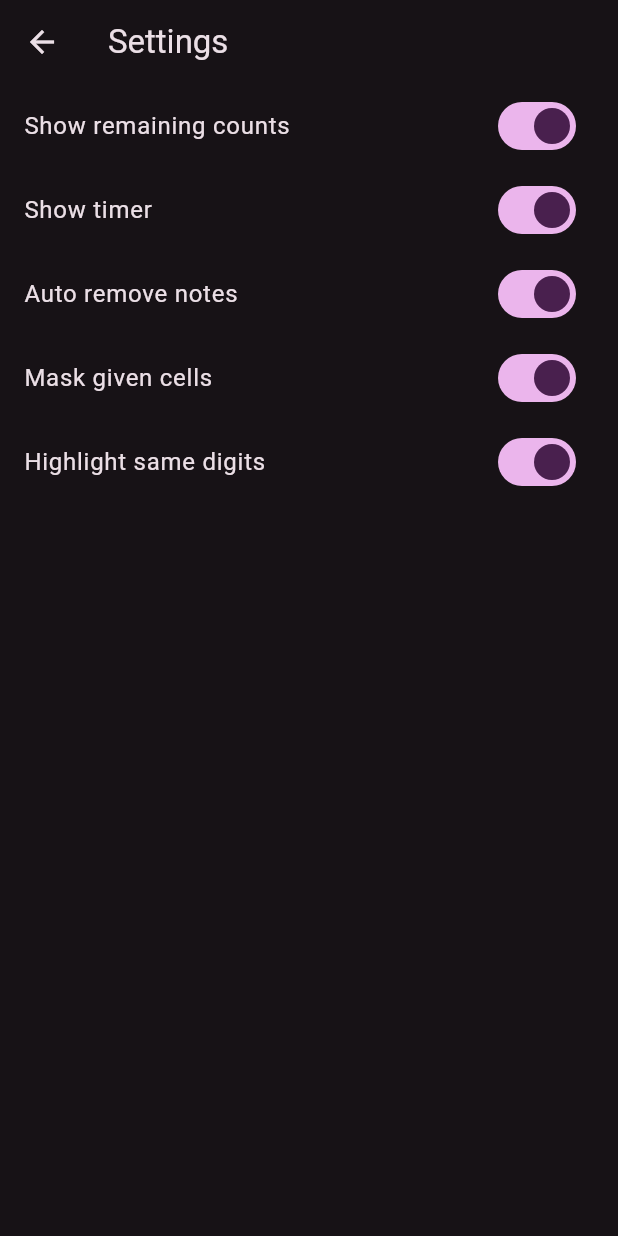
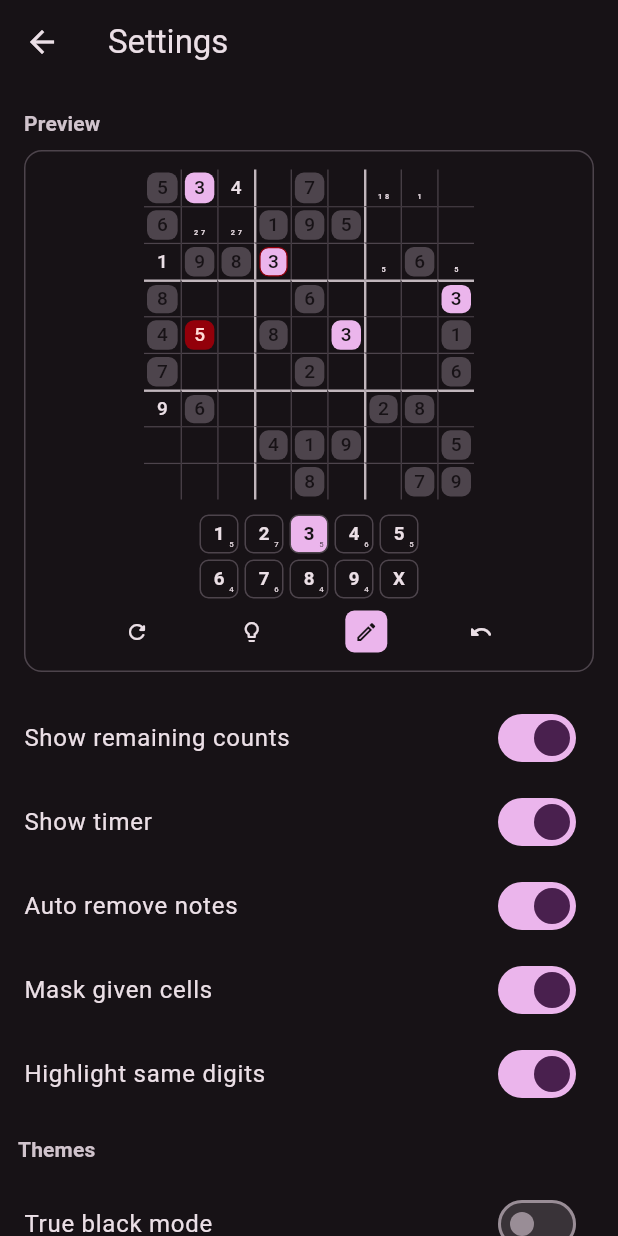
Before and after one commit to likhithpraveenk/sudoku, a Flutter app: the screen it shows after launch, after a tap on the "settings" icon, on a phone screen of 412 x 824 dp. Run offline on Flutter 3.47's test engine with Material 3 defaults, Android fonts, the phone set to English and light mode, and no system bars; our stand-ins replace flutter_riverpod, hive_ce, hive_ce_flutter; accounts and stored records are empty.

Commit message:
add theme settings and preview widget

```diff
--- a/lib/presentation/screens/settings_screen.dart
+++ b/lib/presentation/screens/settings_screen.dart
@@ -1,5 +1,6 @@
 import 'package:flutter/material.dart';
 import 'package:flutter_riverpod/flutter_riverpod.dart';
+import 'package:sudoku/presentation/widgets/game_preview.dart';
 import 'package:sudoku/providers/settings_provider.dart';
 
 class SettingsScreen extends ConsumerWidget {
@@ -7,49 +8,128 @@ class SettingsScreen extends ConsumerWidget {
 
   @override
   Widget build(BuildContext context, WidgetRef ref) {
+    final theme = Theme.of(context);
     final settings = ref.watch(settingsProvider);
     final notifier = ref.read(settingsProvider.notifier);
 
     return Scaffold(
       appBar: AppBar(title: const Text('Settings')),
-      body: ListView(
+      body: ConstrainedBox(
+        constraints: const BoxConstraints(maxWidth: 480),
+        child: SingleChildScrollView(
+          padding: const .only(bottom: 48),
+          child: Column(
+            crossAxisAlignment: .start,
             children: [
+              Padding(
+                padding: const .all(16),
+                child: Column(
+                  crossAxisAlignment: .start,
+                  children: [
+                    Text(
+                      'Preview',
+                      style: theme.textTheme.labelLarge?.copyWith(
+                        color: theme.colorScheme.onSurfaceVariant,
+                        fontWeight: .bold,
+                      ),
+                    ),
+                    const SizedBox(height: 8),
+                    Center(
+                      child: GamePreview(
+                        showRemainingCounts: settings.showRemainingCounts,
+                        maskGivenCells: settings.maskGivenCells,
+                        highlightSameDigits: settings.highlightSameDigits,
+                      ),
+                    ),
+                  ],
+                ),
+              ),
               SwitchListTile(
                 title: const Text('Show remaining counts'),
                 value: settings.showRemainingCounts,
                 onChanged: (v) async {
-              await notifier.update(showRemainingCounts: v);
+                  await notifier.update(
+                    (s) => s.copyWith(showRemainingCounts: v),
+                  );
                 },
               ),
               SwitchListTile(
                 title: const Text('Show timer'),
                 value: settings.showTimer,
                 onChanged: (v) async {
-              await notifier.update(showTimer: v);
+                  await notifier.update((s) => s.copyWith(showTimer: v));
                 },
               ),
               SwitchListTile(
                 title: const Text('Auto remove notes'),
                 value: settings.autoRemoveNotes,
                 onChanged: (v) async {
-              await notifier.update(autoRemoveNotes: v);
+                  await notifier.update((s) => s.copyWith(autoRemoveNotes: v));
                 },
               ),
               SwitchListTile(
                 title: const Text('Mask given cells'),
                 value: settings.maskGivenCells,
                 onChanged: (v) async {
-              await notifier.update(maskGivenCells: v);
+                  await notifier.update((s) => s.copyWith(maskGivenCells: v));
                 },
               ),
               SwitchListTile(
                 title: const Text('Highlight same digits'),
                 value: settings.highlightSameDigits,
                 onChanged: (v) async {
-              await notifier.update(highlightSameDigits: v);
+                  await notifier.update(
+                    (s) => s.copyWith(highlightSameDigits: v),
+                  );
                 },
               ),
+              Padding(
+                padding: const .all(12),
+                child: Text(
+                  'Themes',
+                  style: theme.textTheme.labelLarge?.copyWith(
+                    fontWeight: .bold,
+                    color: theme.colorScheme.onSurfaceVariant,
+                  ),
+                ),
+              ),
+              SwitchListTile(
+                title: const Text('True black mode'),
+                value: settings.trueBlackMode,
+                onChanged: (v) async {
+                  await notifier.update((s) => s.copyWith(trueBlackMode: v));
+                },
+              ),
+              Padding(
+                padding: const .symmetric(horizontal: 6),
+                child: SegmentedButton<DynamicSchemeVariant>(
+                  segments: const [
+                    ButtonSegment(
+                      value: .tonalSpot,
+                      label: Text('Default'),
+                      icon: Icon(Icons.palette_outlined),
+                    ),
+                    ButtonSegment(
+                      value: .fidelity,
+                      label: Text('True Color'),
+                      icon: Icon(Icons.lens_blur),
+                    ),
+                    ButtonSegment(
+                      value: .vibrant,
+                      label: Text('Vivid'),
+                      icon: Icon(Icons.auto_awesome),
+                    ),
                   ],
+                  selected: {settings.schemeVariant},
+                  onSelectionChanged: (sv) {
+                    notifier.update((s) => s.copyWith(schemeVariant: sv.first));
+                  },
+                ),
+              ),
+              // TODO: add custom theme
+            ],
+          ),
+        ),
       ),
     );
   }
--- a/lib/presentation/widgets/digit_pad.dart
+++ b/lib/presentation/widgets/digit_pad.dart
@@ -27,7 +27,7 @@ class DigitPad extends ConsumerWidget {
           final isActive = board.selectedDigit == digit;
           final count = digitCounts[digit] ?? 0;
 
-          return _DigitButton(
+          return DigitButton(
             digit: '$digit',
             active: isActive,
             count: count,
@@ -42,7 +42,7 @@ class DigitPad extends ConsumerWidget {
             },
           );
         })..add(
-          _DigitButton(
+          DigitButton(
             digit: 'X',
             active: false,
             count: 9,
@@ -67,19 +67,22 @@ class DigitPad extends ConsumerWidget {
   }
 }
 
-class _DigitButton extends StatelessWidget {
-  const _DigitButton({
+class DigitButton extends StatelessWidget {
+  const DigitButton({
     required this.digit,
     required this.active,
     required this.count,
     this.showCount = true,
     required this.onTap,
+    this.size = 48.0,
+    super.key,
   });
   final String digit;
   final bool active;
   final int count;
   final bool showCount;
   final VoidCallback onTap;
+  final double size;
 
   @override
   Widget build(BuildContext context) {
@@ -88,9 +91,12 @@ class _DigitButton extends StatelessWidget {
         ? (count < 9 ? '${9 - count}' : '+${count - 9}')
         : null;
 
+    final badgeFont = size * 0.2;
+    final badgeOffset = size * 0.08;
+
     return Container(
-      height: 48,
-      width: 48,
+      height: size,
+      width: size,
       decoration: BoxDecoration(
         color: active ? scheme.primary : Colors.transparent,
         borderRadius: .circular(6),
@@ -106,21 +112,22 @@ class _DigitButton extends StatelessWidget {
             Center(
               child: Text(
                 digit,
-                style: Theme.of(context).textTheme.headlineSmall?.copyWith(
-                  fontWeight: FontWeight.w600,
+                style: TextStyle(
+                  fontSize: size * 0.48,
+                  fontWeight: .w600,
                   color: active ? scheme.surface : scheme.onSurface,
                 ),
               ),
             ),
             if (remaining != null)
               Positioned(
-                bottom: 4,
-                right: 4,
+                bottom: badgeOffset,
+                right: badgeOffset,
                 child: Text(
                   remaining,
                   style: TextStyle(
-                    fontSize: 10,
-                    fontWeight: FontWeight.w400,
+                    fontSize: badgeFont,
+                    fontWeight: .w400,
                     color: active ? scheme.surface : scheme.onSurface,
                     height: 1,
                   ),
--- /dev/null
+++ b/lib/presentation/widgets/game_preview.dart
@@ -0,0 +1,207 @@
+import 'package:flutter/material.dart';
+import 'package:sudoku/domain/models/puzzle.dart';
+import 'package:sudoku/domain/models/sudoku_grid.dart';
+import 'package:sudoku/presentation/widgets/digit_pad.dart';
+import 'package:sudoku/presentation/widgets/sudoku_cell.dart';
+
+class GamePreview extends StatelessWidget {
+  const GamePreview({
+    required this.showRemainingCounts,
+    required this.maskGivenCells,
+    required this.highlightSameDigits,
+    super.key,
+  });
+
+  final bool showRemainingCounts;
+  final bool maskGivenCells;
+  final bool highlightSameDigits;
+
+  @override
+  Widget build(BuildContext context) {
+    const double gridSize = 220.0;
+    const double cellSize = gridSize / 9;
+
+    final values = List<int>.filled(81, 0);
+    final noteSets = List<Set<int>>.generate(81, (_) => <int>{});
+
+    final puzzle = Puzzle(
+      given: SudokuGrid.fromRows([
+        [5, 3, 0, 0, 7, 0, 0, 0, 0],
+        [6, 0, 0, 1, 9, 5, 0, 0, 0],
+        [0, 9, 8, 0, 0, 0, 0, 6, 0],
+        [8, 0, 0, 0, 6, 0, 0, 0, 3],
+        [4, 0, 0, 8, 0, 3, 0, 0, 1],
+        [7, 0, 0, 0, 2, 0, 0, 0, 6],
+        [0, 6, 0, 0, 0, 0, 2, 8, 0],
+        [0, 0, 0, 4, 1, 9, 0, 0, 5],
+        [0, 0, 0, 0, 8, 0, 0, 7, 9],
+      ]),
+      solution: SudokuGrid.fromRows([
+        [5, 3, 4, 6, 7, 8, 9, 1, 2],
+        [6, 7, 2, 1, 9, 5, 3, 4, 8],
+        [1, 9, 8, 3, 4, 2, 5, 6, 7],
+        [8, 5, 9, 7, 6, 1, 4, 2, 3],
+        [4, 2, 6, 8, 5, 3, 7, 9, 1],
+        [7, 1, 3, 9, 2, 4, 8, 5, 6],
+        [9, 6, 1, 5, 3, 7, 2, 8, 4],
+        [2, 8, 7, 4, 1, 9, 6, 3, 5],
+        [3, 4, 5, 2, 8, 6, 1, 7, 9],
+      ]),
+    );
+
+    for (int i = 0; i < 81; i++) {
+      values[i] = puzzle.given.valueAt(i);
+    }
+
+    values[2] = 4;
+    values[18] = 1;
+    values[21] = 3;
+    values[37] = 5;
+    values[54] = 9;
+
+    noteSets[6] = {1, 8};
+    noteSets[7] = {1};
+    noteSets[10] = {2, 7};
+    noteSets[11] = {2, 7};
+    noteSets[24] = {5};
+    noteSets[26] = {5};
+
+    const selectedIndex = 21;
+
+    const demoActiveDigit = 3;
+
+    final counts = <int, int>{};
+    for (final v in values) {
+      if (v != 0) counts[v] = (counts[v] ?? 0) + 1;
+    }
+
+    final shouldHighlightDigit = highlightSameDigits ? demoActiveDigit : null;
+
+    Widget buildCell(int index) {
+      final value = values[index];
+      final notes = noteSets[index];
+      final isGiven = puzzle.isGivenAt(index);
+      final isSelected = index == selectedIndex;
+
+      final isSame =
+          shouldHighlightDigit != null &&
+          value != 0 &&
+          value == shouldHighlightDigit;
+      final hasNote =
+          shouldHighlightDigit != null && notes.contains(shouldHighlightDigit);
+
+      final isError = index == 37;
+
+      return SudokuCell(
+        index: index,
+        size: cellSize,
+        value: value,
+        notes: notes,
+        isGiven: isGiven,
+        isSelected: isSelected,
+        isError: isError,
+        isSameDigit: isSame,
+        hasNoteOfSameDigit: hasNote,
+        maskGivenCells: maskGivenCells,
+      );
+    }
+
+    final grid = SizedBox(
+      width: gridSize,
+      height: gridSize,
+      child: GridView.builder(
+        physics: const NeverScrollableScrollPhysics(),
+        itemCount: 81,
+        gridDelegate: const SliverGridDelegateWithFixedCrossAxisCount(
+          crossAxisCount: 9,
+        ),
+        itemBuilder: (_, index) => buildCell(index),
+      ),
+    );
+
+    const double btnSize = 26.0;
+    final digitButtons = <Widget>[];
+    for (int i = 1; i <= 9; i++) {
+      final count = counts[i] ?? 0;
+      final isActive = i == demoActiveDigit;
+      digitButtons.add(
+        DigitButton(
+          digit: '$i',
+          active: isActive,
+          count: count,
+          showCount: showRemainingCounts,
+          onTap: () {},
+          size: btnSize,
+        ),
+      );
+    }
+    digitButtons.add(
+      DigitButton(
+        digit: 'X',
+        active: false,
+        count: 9,
+        showCount: false,
+        onTap: () {},
+        size: btnSize,
+      ),
+    );
+
+    final digitPad = Column(
+      mainAxisSize: .min,
+      children: [
+        Wrap(spacing: 4, children: digitButtons.sublist(0, 5)),
+        const SizedBox(height: 4),
+        Wrap(spacing: 4, children: digitButtons.sublist(5)),
+      ],
+    );
+
+    Widget actionBtn(IconData icon, {bool active = false}) {
+      final scheme = Theme.of(context).colorScheme;
+      return Container(
+        width: 28,
+        height: 28,
+        decoration: BoxDecoration(
+          color: active ? scheme.primary : Colors.transparent,
+          borderRadius: .circular(6),
+        ),
+        child: Icon(
+          icon,
+          color: active ? scheme.surface : scheme.onSurface,
+          size: 16,
+        ),
+      );
+    }
+
+    final actionRow = Row(
+      mainAxisAlignment: .spaceEvenly,
+      children: [
+        actionBtn(Icons.refresh_rounded),
+        actionBtn(Icons.lightbulb_outline_rounded),
+        actionBtn(Icons.edit_outlined, active: true),
+        actionBtn(Icons.undo_rounded),
+      ],
+    );
+
+    return Container(
+      padding: const .all(12),
+      decoration: BoxDecoration(
+        color: Theme.of(context).colorScheme.surface,
+        borderRadius: .circular(12),
+        border: .all(
+          color: Theme.of(context).colorScheme.outlineVariant,
+          width: 1,
+        ),
+      ),
+      child: Column(
+        mainAxisSize: .min,
+        children: [
+          grid,
+          const SizedBox(height: 10),
+          digitPad,
+          const SizedBox(height: 8),
+          actionRow,
+        ],
+      ),
+    );
+  }
+}
--- /dev/null
+++ b/lib/presentation/widgets/sudoku_cell.dart
@@ -0,0 +1,101 @@
+import 'package:flutter/material.dart';
+import 'package:sudoku/presentation/widgets/notes_grid.dart';
+
+class SudokuCell extends StatelessWidget {
+  const SudokuCell({
+    required this.index,
+    required this.size,
+    required this.value,
+    required this.notes,
+    required this.isGiven,
+    required this.isSelected,
+    required this.isError,
+    required this.isSameDigit,
+    required this.hasNoteOfSameDigit,
+    required this.maskGivenCells,
+    super.key,
+  });
+
+  final int index;
+  final double size;
+  final int value;
+  final Set<int> notes;
+  final bool isGiven;
+  final bool isSelected;
+  final bool isError;
+  final bool isSameDigit;
+  final bool hasNoteOfSameDigit;
+  final bool maskGivenCells;
+
+  @override
+  Widget build(BuildContext context) {
+    final scheme = Theme.of(context).colorScheme;
+
+    final r = index ~/ 9;
+    final c = index % 9;
+
+    final thin = BorderSide(color: scheme.outlineVariant, width: 0.8);
+
+    final thick = BorderSide(
+      color: scheme.onSurface.withValues(alpha: 0.8),
+      width: 1.6,
+    );
+
+    final tileColor = isGiven
+        ? (isSelected || isSameDigit
+              ? scheme.primary
+              : maskGivenCells
+              ? scheme.outlineVariant
+              : scheme.surface)
+        : (isSelected || isSameDigit || hasNoteOfSameDigit
+              ? scheme.primary
+              : scheme.surface);
+
+    final foreground = isGiven && maskGivenCells
+        ? scheme.surface
+        : (isSelected || isSameDigit ? scheme.surface : scheme.onSurface);
+
+    return Container(
+      decoration: BoxDecoration(
+        border: Border(
+          top: r == 0 ? .none : (r % 3 == 0 ? thick : thin),
+          left: c == 0 ? .none : (c % 3 == 0 ? thick : thin),
+        ),
+      ),
+      child: Padding(
+        padding: const .all(2),
+        child: DecoratedBox(
+          decoration: BoxDecoration(
+            color: isError ? scheme.errorContainer : tileColor,
+            borderRadius: .circular(6),
+            border: .all(
+              width: 0.8,
+              color: isSelected ? scheme.errorContainer : Colors.transparent,
+            ),
+          ),
+          child: value != 0
+              ? Center(
+                  child: Text(
+                    '$value',
+                    style: TextStyle(
+                      fontSize: size * 0.52,
+                      fontWeight: .w500,
+                      color: isError ? scheme.onErrorContainer : foreground,
+                    ),
+                  ),
+                )
+              : notes.isNotEmpty
+              ? Padding(
+                  padding: const .all(2),
+                  child: NotesGrid(
+                    notes: notes,
+                    cellSize: size,
+                    hasNoteOfSameDigit: hasNoteOfSameDigit || isSelected,
+                  ),
+                )
+              : null,
+        ),
+      ),
+    );
+  }
+}
--- a/lib/providers/theme_provider.dart
+++ b/lib/providers/theme_provider.dart
@@ -5,6 +5,7 @@ import 'package:flutter_riverpod/flutter_riverpod.dart';
 import 'package:hive_ce_flutter/hive_flutter.dart';
 import 'package:sudoku/data/hive_boxes.dart';
 import 'package:sudoku/presentation/models/theme_config.dart';
+import 'package:sudoku/providers/settings_provider.dart';
 
 final themeConfigProvider = NotifierProvider(
   ThemeNotifier.new,
@@ -25,12 +26,22 @@ final allThemesProvider = Provider((ref) {
 
 final currentThemeProvider = Provider((ref) {
   final config = ref.watch(themeConfigProvider);
+  final trueBlack = ref.watch(settingsProvider.select((s) => s.trueBlackMode));
+  final schemeVariant = ref.watch(
+    settingsProvider.select((s) => s.schemeVariant),
+  );
+
+  ColorScheme colorScheme = ColorScheme.fromSeed(
+    seedColor: config.seedColor,
+    brightness: config.brightness,
+    dynamicSchemeVariant: schemeVariant,
+  );
+  if (trueBlack) {
+    colorScheme = colorScheme.copyWith(surface: Colors.black);
+  }
 
   return ThemeData(
-    colorScheme: ColorScheme.fromSeed(
-      seedColor: config.seedColor,
-      brightness: config.brightness,
-    ),
+    colorScheme: colorScheme,
     elevatedButtonTheme: ElevatedButtonThemeData(
       style: ElevatedButton.styleFrom(shape: kShape),
     ),
```
Also changed, not shown: lib/presentation/models/app_settings.dart (+14 -53 lines), lib/presentation/screens/game_screen.dart (+1 -14 lines), lib/presentation/widgets/grid_widget.dart (+12 -67 lines), lib/providers/settings_provider.dart (+2 -24 lines). Lines whose indentation alone changed are shown as unchanged.
